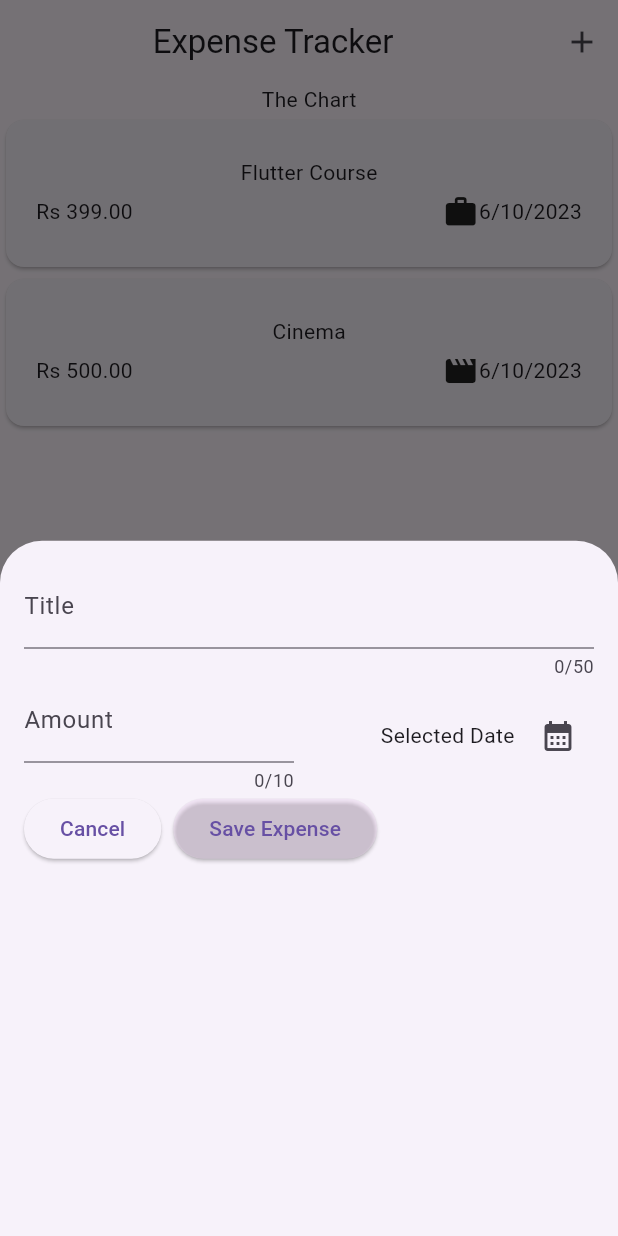
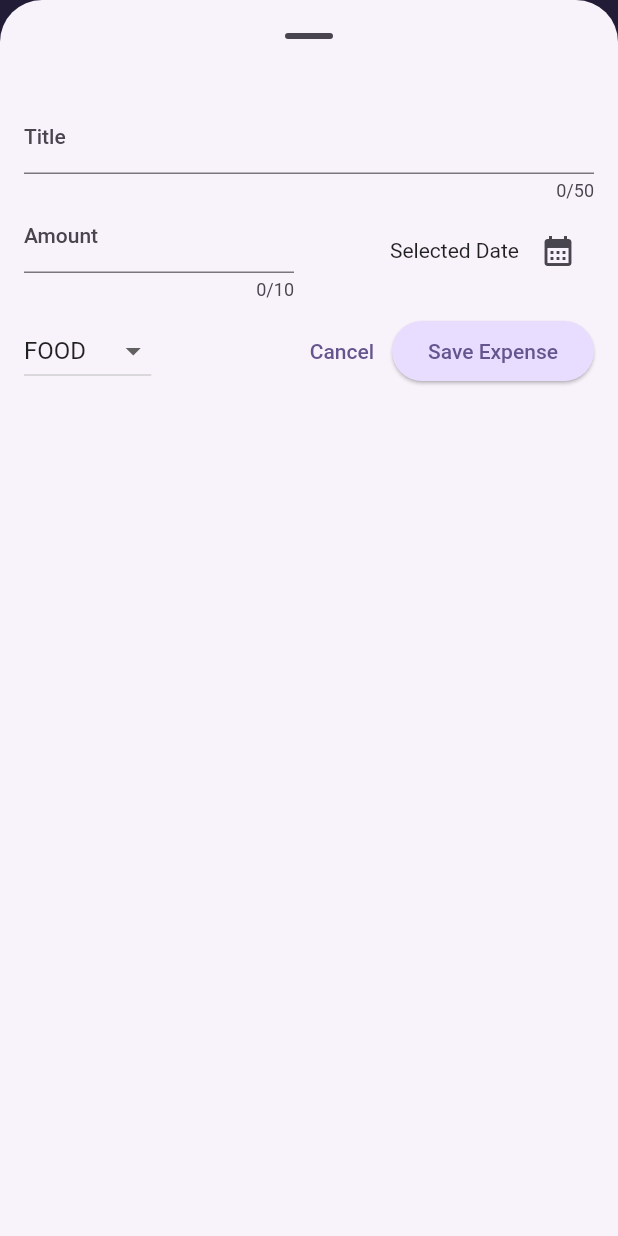
Before and after one commit to LakshyaChauhan/expenseapp, a Flutter app: the screen it shows after launch, after a tap on the "add" icon, on a phone screen of 412 x 824 dp. Run offline on Flutter 3.47's test engine with Material 2 defaults, Android fonts, the phone set to English and light mode, and no system bars.

Commit message:
fourth Commit

```diff
--- a/lib/main.dart
+++ b/lib/main.dart
@@ -1,10 +1,39 @@
 import 'package:expenseapp/widgets/expenses.dart';
 import 'package:flutter/material.dart';
+
+var kColorScheme =
+    ColorScheme.fromSeed(seedColor: const Color.fromARGB(255, 96, 59, 181));
+
+
 
 void main() {
   runApp(MaterialApp(
     debugShowCheckedModeBanner: true,
-    theme: ThemeData(useMaterial3: true),
+    theme: ThemeData().copyWith(
+        useMaterial3: true,
+        colorScheme: kColorScheme,
+        scaffoldBackgroundColor: kColorScheme.onPrimary,
+        appBarTheme: const AppBarTheme().copyWith(
+          backgroundColor: kColorScheme.onPrimaryContainer,
+          foregroundColor: Colors.white,
+        ),
+        cardTheme: const CardTheme().copyWith(
+          color: kColorScheme.primaryContainer,
+          margin: const EdgeInsets.symmetric(
+            horizontal: 16,
+            vertical: 8,
+          ),
+          elevation: 7,
+        ),
+        elevatedButtonTheme: ElevatedButtonThemeData(
+          style: ElevatedButton.styleFrom(
+              backgroundColor: kColorScheme.primaryContainer),
+        ),
+        textTheme: ThemeData().textTheme.copyWith(
+            titleLarge: const TextStyle(
+                fontWeight: FontWeight.bold,
+                color: Colors.black,
+                fontSize: 16))),
     title: 'Expense App',
     home: const Expenses(),
   ));
--- a/lib/widgets/expenses-list/expense_item.dart
+++ b/lib/widgets/expenses-list/expense_item.dart
@@ -12,8 +12,12 @@ class ExpenseItem extends StatelessWidget {
       child: Padding(
         padding: const EdgeInsets.symmetric(horizontal: 20, vertical: 25),
         child: Column(
+          crossAxisAlignment: CrossAxisAlignment.start,
           children: [
-            Text(expense.title),
+            Text(
+              expense.title,
+              style: Theme.of(context).textTheme.titleLarge,
+            ),
             const SizedBox(
               height: 4,
             ),
--- a/lib/widgets/expenses-list/expenses_list.dart
+++ b/lib/widgets/expenses-list/expenses_list.dart
@@ -3,16 +3,27 @@ import 'package:flutter/material.dart';
 import 'package:expenseapp/models/expense.dart';
 
 class ExpensesList extends StatelessWidget {
-  const ExpensesList({super.key, required this.expenses});
+  const ExpensesList(
+      {super.key, required this.expenses, required this.onRemoved});
 
   final List<Expense> expenses;
-
+  final Function(Expense expense) onRemoved;
   @override
   Widget build(BuildContext context) {
     return ListView.builder(
         itemCount: expenses.length,
-        itemBuilder: (ctx, index) => ExpenseItem(expense: expenses[index])
+        itemBuilder: (ctx, index) => Dismissible(
+            background: Container(
+              color: Theme.of(context).colorScheme.error.withOpacity(0.8),
+              margin: EdgeInsets.symmetric(
+                horizontal: Theme.of(context).cardTheme.margin!.horizontal,
+              ),
 
-      );
+            ),
+            key: ValueKey(expenses[index]),
+            onDismissed: (direction) {
+              onRemoved(expenses[index]);
+            },
+            child: ExpenseItem(expense: expenses[index])));
   }
 }
--- a/lib/widgets/expenses.dart
+++ b/lib/widgets/expenses.dart
@@ -26,14 +26,54 @@ class _ExpensesState extends State<Expenses> {
 
   void _openAddExpenseOverlay() {
     showModalBottomSheet(
-        context: context, builder: (ctx) => const NewExpense());
+        isScrollControlled: true,
+        isDismissible: true,
+        showDragHandle: true,
+        context: context,
+        builder: (ctx) => NewExpense(
+              onAddExpense: onAddExpense,
+            ));
+  }
+
+  void onAddExpense(Expense expense) {
+    setState(() {
+      _registeredExpenses.add(expense);
+    });
+  }
+
+  void onRemoveExpense(Expense expense) {
+    final index = _registeredExpenses.indexOf(expense);
+    setState(() {
+      _registeredExpenses.remove(expense);
+    });
+    ScaffoldMessenger.of(context).clearSnackBars();
+    ScaffoldMessenger.of(context).showSnackBar(SnackBar(
+      content: const Text('Expense Deleted..'),
+      duration: const Duration(seconds: 2),
+      action: SnackBarAction(
+          label: 'Undo',
+          onPressed: () => setState(() {
+                _registeredExpenses.insert(index, expense);
+              })),
+    ));
   }
 
   @override
   Widget build(BuildContext context) {
+    Widget container =
+        const Center(child: Text('No Expense added, try adding some!'));
+
+    if (_registeredExpenses.isNotEmpty) {
+      container = ExpensesList(
+          expenses: _registeredExpenses, onRemoved: onRemoveExpense);
+    }
+
     return Scaffold(
       appBar: AppBar(
-        title: const Center(child: Text('Expense Tracker')),
+        title: const Text(
+          'Expense Tracker',
+          style: TextStyle(fontWeight: FontWeight.bold, fontSize: 16),
+        ),
         actions: [
           IconButton(
               onPressed: _openAddExpenseOverlay, icon: const Icon(Icons.add))
@@ -41,15 +81,10 @@ class _ExpensesState extends State<Expenses> {
       ),
       body: SizedBox(
         width: double.infinity,
-        child: Column(
-          mainAxisAlignment: MainAxisAlignment.center,
-          children: [
-            const Text('The Chart'),
-            Expanded(
-              child: ExpensesList(expenses: _registeredExpenses),
-            ),
-          ],
-        ),
+        child: Column(mainAxisAlignment: MainAxisAlignment.center, children: [
+          const Text('The Chart'),
+          Expanded(child: container),
+        ]),
       ),
     );
   }
--- a/lib/widgets/new_expense.dart
+++ b/lib/widgets/new_expense.dart
@@ -1,7 +1,13 @@
 import 'package:flutter/material.dart';
+import 'package:intl/intl.dart';
+import 'package:expenseapp/models/expense.dart';
+
+final formatter = DateFormat.yMd();
 
 class NewExpense extends StatefulWidget {
-  const NewExpense({super.key});
+  const NewExpense({super.key, required this.onAddExpense});
+
+  final void Function(Expense expense) onAddExpense;
 
   @override
   State<NewExpense> createState() {
@@ -18,15 +24,50 @@ class _NewExpenseState extends State<NewExpense> {
 
   final _titleController = TextEditingController();
   final _amountController = TextEditingController();
+  DateTime? _selectedDate;
+  Category _selectedCategory = Category.food;
 
-  void _presentDatePicker() {
+  void _presentDatePicker() async {
     final now = DateTime.now();
     final firstDate = DateTime(now.year - 1, now.month, now.day);
-    showDatePicker(
+    final date = await showDatePicker(
         context: context,
         initialDate: now,
         firstDate: firstDate,
         lastDate: now);
+    setState(() {
+      _selectedDate = date;
+    });
+  }
+
+  void _submitExpenseData() {
+    final enteredAmount = double.tryParse(_amountController.text);
+    final amountIsInvalid = enteredAmount == null || enteredAmount <= 0;
+    if (_titleController.text.trim().isEmpty ||
+        amountIsInvalid ||
+        _selectedDate == null) {
+      showDialog(
+          context: context,
+          builder: (ctx) => AlertDialog(
+                title: const Text('Invalid Input'),
+                content: const Text(
+                    'Please make sure a valid title, amount ,date and category was entered.'),
+                actions: [
+                  TextButton(
+                      onPressed: () {
+                        Navigator.pop(ctx);
+                      },
+                      child: const Text('Okay'))
+                ],
+              ));
+      return;
+    }
+    widget.onAddExpense(Expense(
+        title: _titleController.text,
+        category: _selectedCategory,
+        amount: enteredAmount,
+        date: _selectedDate!));
+    Navigator.pop(context);
   }
 
   @override
@@ -39,7 +80,7 @@ class _NewExpenseState extends State<NewExpense> {
   @override
   Widget build(BuildContext context) {
     return Padding(
-      padding: const EdgeInsets.all(16),
+      padding: const EdgeInsets.fromLTRB(16, 20, 16, 16),
       child: Column(
         children: [
           TextField(
@@ -67,9 +108,11 @@ class _NewExpenseState extends State<NewExpense> {
                   mainAxisAlignment: MainAxisAlignment.end,
                   crossAxisAlignment: CrossAxisAlignment.center,
                   children: [
-                    const Text('Selected Date'),
+                    Text(_selectedDate == null
+                        ? 'Selected Date'
+                        : formatter.format(_selectedDate!)),
                     const SizedBox(
-                      width: 5,
+                      width: 2,
                     ),
                     IconButton(
                       onPressed: _presentDatePicker,
@@ -80,21 +123,35 @@ class _NewExpenseState extends State<NewExpense> {
               )
             ],
           ),
+          const SizedBox(
+            height: 10,
+          ),
           Row(
             children: [
-              ElevatedButton(
+              DropdownButton(
+                  value: _selectedCategory,
+                  items: Category.values
+                      .map((category) => DropdownMenuItem(
+                            value: category,
+                            child: Text(category.name.toUpperCase()),
+                          ))
+                      .toList(),
+                  onChanged: (value) {
+                    if (value == null) {
+                      return;
+                    }
+                    setState(() {
+                      _selectedCategory = value;
+                    });
+                  }),
+              const Spacer(),
+              TextButton(
                   onPressed: () {
                     Navigator.pop(context);
                   },
                   child: const Text('Cancel')),
-              const SizedBox(
-                width: 8,
-              ),
               ElevatedButton(
-                  onPressed: () {},
-                  style: const ButtonStyle(
-                      backgroundColor: MaterialStatePropertyAll(
-                          Color.fromARGB(82, 251, 224, 255))),
+                  onPressed: _submitExpenseData,
                   child: const Text('Save Expense')),
             ],
           )
```
Also changed, not shown: lib/models/expense.dart (+19 -0 lines).
